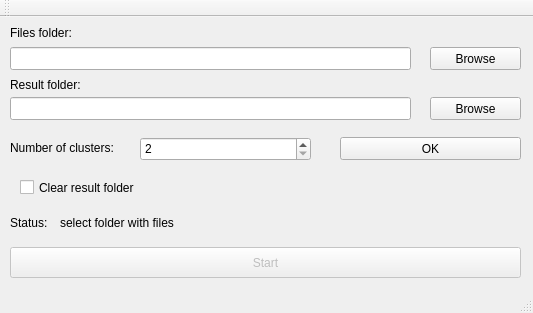
The window that mainwindow.ui (SonyaHon/clusterAnalizQted) describes before a commit, drawn with Qt 5.
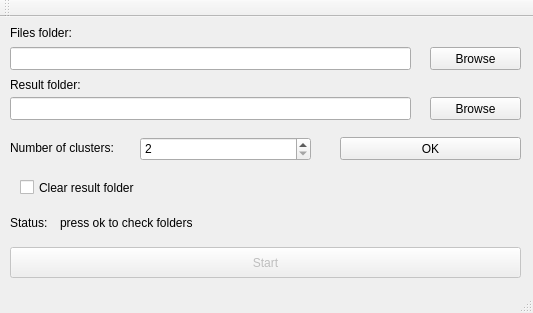
The same window after the commit.

What changed in the file:
```diff
--- a/mainwindow.ui
+++ b/mainwindow.ui
@@ -89,7 +89,7 @@
      </rect>
     </property>
     <property name="text">
-     <string>select folder with files</string>
+     <string>press ok to check folders</string>
     </property>
    </widget>
    <widget class="QPushButton" name="b_start">
```
